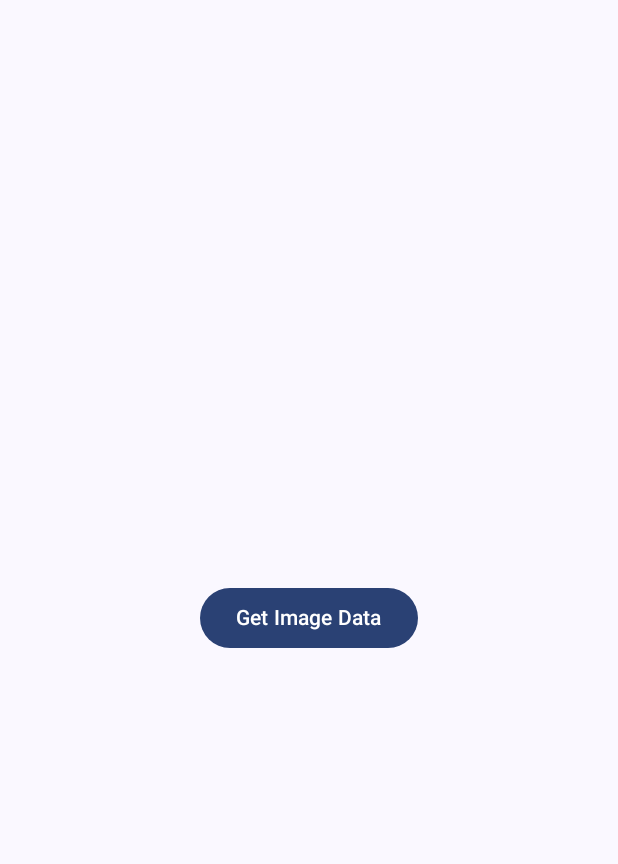
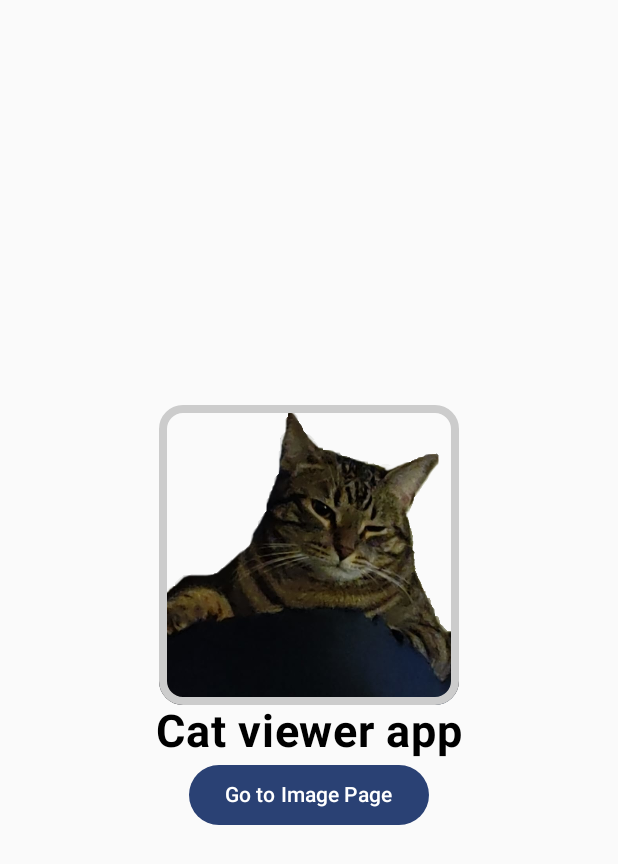
Before and after one commit to Iksu1234/CatViewerApp, an Android app built with Jetpack Compose: the screen it shows after launch (MainActivity), on a phone screen of 412 x 824 dp. Shown: the top 864 px of the screen. Run offline under Robolectric (Android 15) with nearby library versions, the phone set to English and light mode, and no system bars.

Commit message:
Main menu and navigation functionality

```diff
--- a/app/build.gradle.kts
+++ b/app/build.gradle.kts
@@ -57,4 +57,8 @@ dependencies {
     androidTestImplementation(libs.androidx.ui.test.junit4)
     debugImplementation(libs.androidx.ui.tooling)
     debugImplementation(libs.androidx.ui.test.manifest)
+
+    val nav_version = "2.8.5"
+    implementation("androidx.navigation:navigation-compose:$nav_version")
+
 }
--- a/app/src/main/java/com/example/project3/MainActivity.kt
+++ b/app/src/main/java/com/example/project3/MainActivity.kt
@@ -1,6 +1,7 @@
 package com.example.project3
 
 import android.os.Bundle
+import android.widget.ImageView
 import androidx.activity.ComponentActivity
 import androidx.activity.compose.setContent
 import androidx.activity.enableEdgeToEdge
@@ -12,9 +13,14 @@ import androidx.compose.runtime.Composable
 import androidx.compose.ui.Modifier
 import androidx.compose.ui.tooling.preview.Preview
 import androidx.lifecycle.ViewModelProvider
+import androidx.navigation.compose.NavHost
+import androidx.navigation.compose.composable
+import androidx.navigation.compose.rememberNavController
 import com.example.project3.ui.theme.Project3Theme
 import com.example.project3.view.HomePage
+import com.example.project3.view.ImagePage
 import com.example.project3.viewmodel.HomeViewModel
+import com.example.project3.viewmodel.ImageViewModel
 
 class MainActivity : ComponentActivity() {
     override fun onCreate(savedInstanceState: Bundle?) {
@@ -22,12 +28,20 @@ class MainActivity : ComponentActivity() {
         enableEdgeToEdge()
 
         val homeViewModel = ViewModelProvider(this)[HomeViewModel::class]
+        val imageViewModel = ViewModelProvider(this)[ImageViewModel::class]
+
 
         setContent {
             Project3Theme {
-                Scaffold(modifier = Modifier.fillMaxSize()) { innerPadding ->
-                        HomePage(modifier = Modifier.padding(innerPadding),homeViewModel)
-                }
+                val navController = rememberNavController()
+                NavHost(navController = navController, startDestination = Routes.home, builder = {
+                    composable(Routes.home){
+                        HomePage(Modifier, homeViewModel, navController)
+                    }
+                    composable(Routes.image){
+                        ImagePage(Modifier, imageViewModel, navController)
+                    }
+                })
             }
         }
     }
--- /dev/null
+++ b/app/src/main/java/com/example/project3/Routes.kt
@@ -0,0 +1,6 @@
+package com.example.project3
+
+object Routes {
+    var home = "home"
+    var image = "image"
+}
--- a/app/src/main/java/com/example/project3/view/HomePage.kt
+++ b/app/src/main/java/com/example/project3/view/HomePage.kt
@@ -1,42 +1,55 @@
 package com.example.project3.view
 
+import androidx.compose.foundation.BorderStroke
+import androidx.compose.foundation.Image
+import androidx.compose.foundation.border
 import androidx.compose.foundation.layout.Arrangement
 import androidx.compose.foundation.layout.Column
 import androidx.compose.foundation.layout.fillMaxSize
+import androidx.compose.foundation.layout.size
+import androidx.compose.foundation.shape.CircleShape
+import androidx.compose.foundation.shape.RoundedCornerShape
 import androidx.compose.material3.Button
-import androidx.compose.material3.CircularProgressIndicator
 import androidx.compose.material3.Text
 import androidx.compose.runtime.Composable
-import androidx.compose.runtime.livedata.observeAsState
 import androidx.compose.ui.Alignment
 import androidx.compose.ui.Modifier
-import androidx.lifecycle.ViewModel
+import androidx.compose.ui.draw.clip
+import androidx.compose.ui.graphics.ImageBitmap
+import androidx.compose.ui.layout.ContentScale
+import androidx.compose.ui.res.painterResource
+import androidx.compose.ui.text.font.FontWeight
+import androidx.compose.ui.unit.dp
+import androidx.compose.ui.unit.sp
+import androidx.navigation.NavController
+import com.example.project3.Routes
 import com.example.project3.viewmodel.HomeViewModel
 
+
 @Composable
-fun HomePage(modifier: Modifier, viewModel: HomeViewModel) {
+fun HomePage(modifier: Modifier, viewModel: HomeViewModel, navController: NavController) {
+    val imageModifier = Modifier
+        .size(200.dp)
+        .border(
+            BorderStroke(width = 5.dp, color = androidx.compose.ui.graphics.Color.LightGray),
+            RoundedCornerShape(16.dp)
+        )
+        .clip(RoundedCornerShape(16.dp))
+    Column(
+        Modifier.fillMaxSize(),
+        horizontalAlignment = Alignment.CenterHorizontally,
+        verticalArrangement = Arrangement.Center
+    ) {
+        Image(painter = painterResource(id = com.example.project3.R.drawable.nyytt),
+            contentDescription = "kissa",
+            contentScale = ContentScale.Crop,
+            modifier = imageModifier
+        )
+        Text(text="Cat viewer app", fontSize = 30.sp, fontWeight = FontWeight.Bold)
+        Button(onClick = {
+            navController.navigate(Routes.image)
+        }
+        ) { Text(text="Go to Image Page") }
+    }
 
-    val imageData = viewModel.imageData.observeAsState()
-    val isLoading = viewModel.isLoading.observeAsState()
-
-    Column(
-        modifier = modifier.fillMaxSize(),
-        verticalArrangement = Arrangement.Center,
-        horizontalAlignment = Alignment.CenterHorizontally
-    ) {
-        Button(onClick ={
-            viewModel.getImageData()
-        } ) {
-            Text(text="Get Image Data")
-        }
-        if (isLoading.value == true) {
-            CircularProgressIndicator()
-        }else{
-        imageData.value?.name?.let {
-            Text(text = "Name: $it")
-        }
-        imageData.value?.description?.let {
-            Text(text = "Desc: $it")
-        }}
-    }
 }
--- /dev/null
+++ b/app/src/main/java/com/example/project3/viewmodel/ImageViewModel.kt
@@ -0,0 +1,31 @@
+package com.example.project3.viewmodel
+
+import androidx.lifecycle.LiveData
+import androidx.lifecycle.MutableLiveData
+import androidx.lifecycle.ViewModel
+import androidx.lifecycle.viewModelScope
+import com.example.project3.model.ImageData
+import com.example.project3.model.ImageRepo
+import kotlinx.coroutines.launch
+
+class ImageViewModel : ViewModel() {
+
+    val imageRepo : ImageRepo = ImageRepo()
+
+    private val _imageData = MutableLiveData<ImageData>()
+    val imageData: LiveData<ImageData> = _imageData
+
+    private val _isLoading = MutableLiveData<Boolean>(false)
+    val isLoading : LiveData<Boolean> = _isLoading
+
+    fun getImageData() {
+        _isLoading.postValue(true)
+        viewModelScope.launch {
+            val imageResult = imageRepo.fetchImageData()
+            _imageData.postValue(imageResult)
+            _isLoading.postValue(false)
+
+        }
+
+    }
+}
```
Also changed, not shown: app/src/main/java/com/example/project3/model/NavItem.kt (added, +8 -0 lines), app/src/main/java/com/example/project3/view/ImagePage.kt (+44 -0 lines), app/src/main/res/drawable/nyytt.png (added), app/src/main/res/nyytt.png (added).
